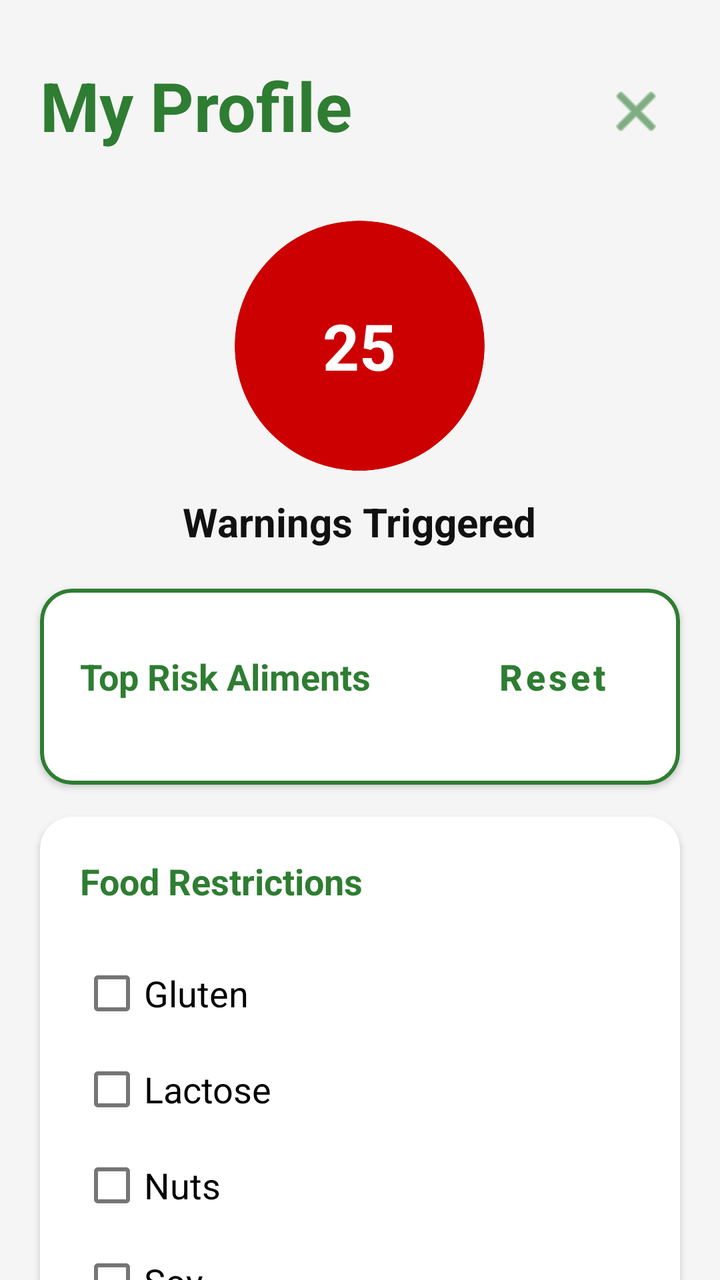
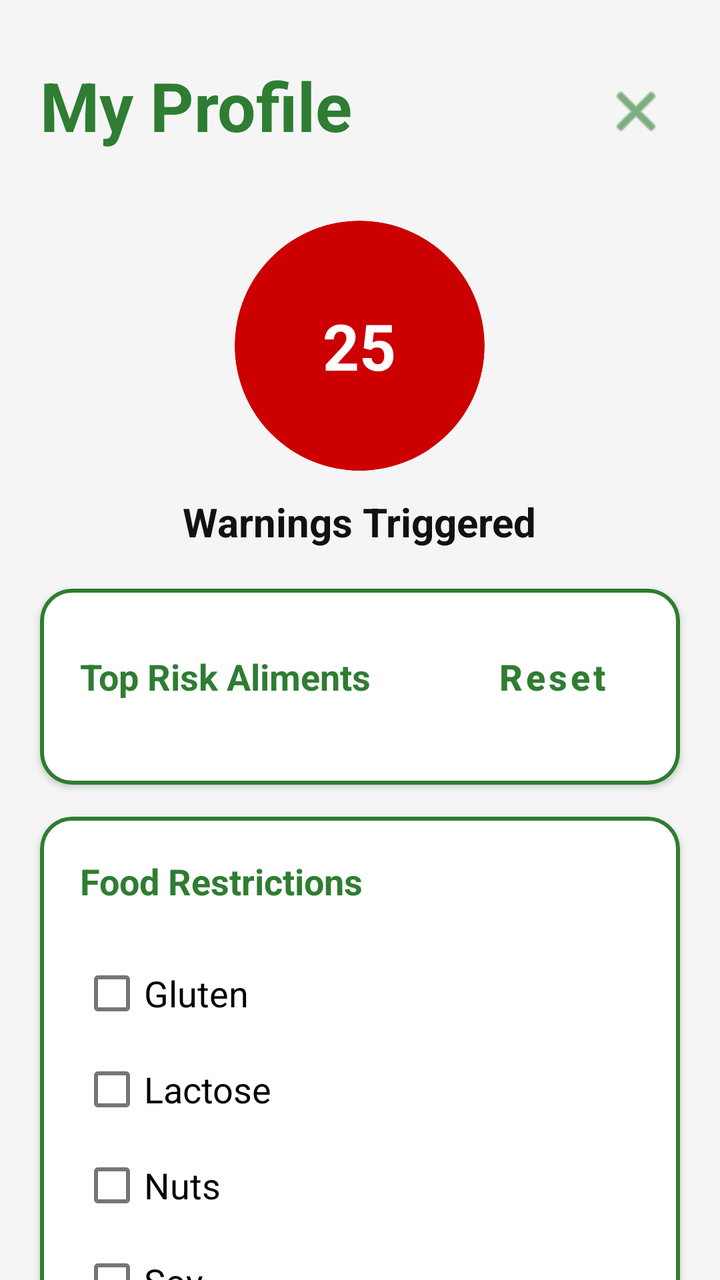

An Android layout rendered at two revisions. The XML below is the earlier revision; the diff shows what the commit changed to produce the second picture.
<!-- AndroidManifest.xml: application theme Theme.SafelystApp -->
<!-- res/layout/user_profile.xml -->
<androidx.coordinatorlayout.widget.CoordinatorLayout xmlns:android="http://schemas.android.com/apk/res/android"    xmlns:app="http://schemas.android.com/apk/res-auto"
    android:layout_width="match_parent"
    android:layout_height="match_parent"
    android:background="#F5F5F5">

    <androidx.core.widget.NestedScrollView
        android:layout_width="match_parent"
        android:layout_height="wrap_content">

        <LinearLayout
            android:layout_width="match_parent"
            android:layout_height="wrap_content"
            android:orientation="vertical">

            <RelativeLayout
                android:layout_width="match_parent"
                android:layout_height="wrap_content"
                android:paddingTop="30dp"
                android:paddingBottom="20dp"
                android:paddingHorizontal="20dp">

                <TextView
                    android:id="@+id/profileTitleTextView"
                    android:layout_width="wrap_content"
                    android:layout_height="wrap_content"
                    android:text="My Profile"
                    android:textColor="#2E7D32"
                    android:textStyle="bold"
                    android:textSize="34sp"/>

                <ImageButton
                    android:id="@+id/profileCloseButton"
                    android:layout_width="44dp"
                    android:layout_height="44dp"
                    android:layout_alignParentEnd="true"
                    android:paddingTop="7dp"
                    android:src="@android:drawable/ic_menu_close_clear_cancel"
                    android:background="?attr/selectableItemBackgroundBorderless"
                    app:tint="#2E7D32" />

            </RelativeLayout>


            <LinearLayout
                android:layout_width="match_parent"
                android:layout_height="wrap_content"
                android:gravity="center"
                android:orientation="vertical"
                android:paddingBottom="20dp"
                android:paddingTop="15dp">

                <androidx.cardview.widget.CardView
                    android:layout_width="125dp"
                    android:layout_height="125dp"
                    app:cardCornerRadius="62.5dp"
                    app:cardElevation="0dp"
                    android:backgroundTint="@android:color/holo_red_dark">

                    <TextView
                        android:id="@+id/warningCountTextView"
                        android:layout_width="match_parent"
                        android:layout_height="match_parent"
                        android:gravity="center"
                        android:text="25"
                        android:textColor="#FFFFFF"
                        android:textSize="32sp"
                        android:textStyle="bold" />
                </androidx.cardview.widget.CardView>

                <TextView
                    android:layout_width="wrap_content"
                    android:layout_height="wrap_content"
                    android:layout_marginTop="12dp"
                    android:text="Warnings Triggered"
                    android:textColor="#111111"
                    android:textSize="20sp"
                    android:textStyle="bold" />

            </LinearLayout>

            <com.google.android.material.card.MaterialCardView
                android:layout_width="match_parent"
                android:layout_height="wrap_content"
                android:layout_marginHorizontal="20dp"
                android:layout_marginBottom="16dp"
                app:cardCornerRadius="16dp"
                app:cardElevation="2dp"
                app:strokeColor="#2E7D32"
                app:strokeWidth="2dp"
                app:cardBackgroundColor="#FFFFFF">

                <LinearLayout
                    android:layout_width="match_parent"
                    android:layout_height="wrap_content"
                    android:orientation="vertical">

                    <LinearLayout
                        android:layout_width="match_parent"
                        android:layout_height="wrap_content"
                        android:gravity="center_vertical"
                        android:orientation="horizontal"
                        android:padding="20dp">

                        <TextView
                            android:layout_width="0dp"
                            android:layout_height="wrap_content"
                            android:layout_weight="1"
                            android:text="Top Risk Aliments"
                            android:textColor="#2E7D32"
                            android:textSize="18dp"
                            android:textStyle="bold"/>

                        <Button
                            android:id="@+id/resetWarningsButton"
                            android:layout_width="wrap_content"
                            android:layout_height="wrap_content"
                            android:text="Reset"
                            android:textAllCaps="false"
                            android:textStyle="bold"
                            android:textSize="18sp"
                            android:textColor="#2E7D32"
                            android:background="?attr/selectableItemBackgroundBorderless" />

                    </LinearLayout>

                    <LinearLayout
                        android:layout_width="match_parent"
                        android:layout_height="wrap_content"
                        android:orientation="vertical"
                        android:paddingHorizontal="20dp"
                        android:paddingBottom="10dp">

                        <androidx.recyclerview.widget.RecyclerView
                            android:id="@+id/recyclerViewItems"
                            android:layout_width="match_parent"
                            android:layout_height="wrap_content"
                            android:nestedScrollingEnabled="false" />

                    </LinearLayout>

                    <LinearLayout
                        android:id="@+id/emptyRiskProductLayout"
                        android:layout_width="match_parent"
                        android:layout_height="wrap_content"
                        android:gravity="center"
                        android:orientation="vertical"
                        android:visibility="gone">

                        <ImageView
                            android:layout_width="80dp"
                            android:layout_height="80dp"
                            android:layout_marginBottom="10dp"
                            android:src="@drawable/ic_info_no_risk_product"/>

                        <TextView
                            android:layout_width="wrap_content"
                            android:layout_height="wrap_content"
                            android:text="No risk products to be blamed!"
                            android:textAlignment="center"
                            android:textColor="#111111"
                            android:textSize="18sp"
                            android:paddingBottom="20dp"/>
                    </LinearLayout>

                </LinearLayout>
            </com.google.android.material.card.MaterialCardView>

            <androidx.cardview.widget.CardView
                android:layout_width="match_parent"
                android:layout_height="wrap_content"
                android:layout_marginHorizontal="20dp"
                android:layout_marginBottom="16dp"
                app:cardCornerRadius="16dp"
                app:cardElevation="2dp">

                <LinearLayout
                    android:layout_width="match_parent"
                    android:layout_height="wrap_content"
                    android:orientation="vertical">

                    <LinearLayout
                        android:layout_width="match_parent"
                        android:layout_height="wrap_content"
                        android:gravity="center_vertical"
                        android:padding="20dp">
                        
                        <TextView
                            android:layout_width="0dp"
                            android:layout_height="wrap_content"
                            android:layout_weight="1"
                            android:text="Food Restrictions"
                            android:textColor="#2E7D32"
                            android:textSize="18dp"
                            android:textStyle="bold"/>

                    </LinearLayout>

                    <LinearLayout
                        android:layout_width="match_parent"
                        android:layout_height="wrap_content"
                        android:orientation="vertical"
                        android:paddingHorizontal="20dp"
                        android:paddingBottom="20dp">

                        <CheckBox
                            android:id="@+id/glutenCheckbox"
                            android:layout_width="match_parent"
                            android:layout_height="wrap_content"
                            android:textSize="18sp"
                            android:text="Gluten" />

                        <CheckBox
                            android:id="@+id/lactoseCheckbox"
                            android:layout_width="match_parent"
                            android:layout_height="wrap_content"
                            android:textSize="18sp"
                            android:text="Lactose" />

                        <CheckBox
                            android:id="@+id/nutsCheckbox"
                            android:layout_width="match_parent"
                            android:layout_height="wrap_content"
                            android:textSize="18sp"
                            android:text="Nuts" />

                        <CheckBox
                            android:id="@+id/soyCheckbox"
                            android:layout_width="match_parent"
                            android:layout_height="wrap_content"
                            android:textSize="18sp"
                            android:text="Soy" />

                        <CheckBox
                            android:id="@+id/eggsCheckbox"
                            android:layout_width="match_parent"
                            android:layout_height="wrap_content"
                            android:textSize="18sp"
                            android:text="Eggs" />

                        <CheckBox
                            android:id="@+id/fishCheckbox"
                            android:layout_width="match_parent"
                            android:layout_height="wrap_content"
                            android:textSize="18sp"
                            android:text="Fish" />

                    </LinearLayout>
                </LinearLayout>
            </androidx.cardview.widget.CardView>


            <androidx.cardview.widget.CardView
                android:layout_width="match_parent"
                android:layout_height="wrap_content"
                android:layout_marginHorizontal="20dp"
                android:layout_marginBottom="16dp"
                app:cardCornerRadius="16dp"
                app:cardElevation="2dp">

                <LinearLayout
                    android:layout_width="match_parent"
                    android:layout_height="wrap_content"
                    android:orientation="vertical">

                    <LinearLayout
                        android:layout_width="match_parent"
                        android:layout_height="wrap_content"
                        android:gravity="center_vertical"
                        android:padding="20dp">

                        <TextView
                            android:layout_width="0dp"
                            android:layout_height="wrap_content"
                            android:layout_weight="1"
                            android:text="Medical Conditions"
                            android:textColor="#2E7D32"
                            android:textSize="18dp"
                            android:textStyle="bold"/>

                    </LinearLayout>

                    <LinearLayout
                        android:layout_width="match_parent"
                        android:layout_height="wrap_content"
                        android:orientation="vertical"
                        android:paddingHorizontal="20dp"
                        android:paddingBottom="20dp">

                        <CheckBox
                            android:id="@+id/diabetesCheckbox"
                            android:layout_width="match_parent"
                            android:layout_height="wrap_content"
                            android:textSize="18sp"
                            android:text="Diabetes" />

                        <CheckBox
                            android:id="@+id/hypertensionCheckbox"
                            android:layout_width="match_parent"
                            android:layout_height="wrap_content"
                            android:textSize="18sp"
                            android:text="Hypertension" />

                        <CheckBox
                            android:id="@+id/cholesterolCheckbox"
                            android:layout_width="match_parent"
                            android:layout_height="wrap_content"
                            android:textSize="18sp"
                            android:text="Cholesterol" />

                        <CheckBox
                            android:id="@+id/celiacCheckbox"
                            android:layout_width="match_parent"
                            android:layout_height="wrap_content"
                            android:textSize="18sp"
                            android:text="Celiac" />

                    </LinearLayout>
                </LinearLayout>
            </androidx.cardview.widget.CardView>


            <Button
                android:id="@+id/saveButton"
                android:layout_width="match_parent"
                android:layout_height="wrap_content"
                android:layout_marginHorizontal="20dp"
                android:text="Save"
                android:textSize="18sp"
                android:backgroundTint="#2E7D32"
                android:layout_marginBottom="15dp"/>
        </LinearLayout>
    </androidx.core.widget.NestedScrollView>
</androidx.coordinatorlayout.widget.CoordinatorLayout>
<!-- resources referenced by this layout -->
<resources>
  <!-- drawable ic_info_no_risk_product (drawable) -->
  <vector android:height="24dp" android:tint="#2E7D32"
      android:viewportHeight="24" android:viewportWidth="24"
      android:width="24dp" xmlns:android="http://schemas.android.com/apk/res/android">
      <path android:fillColor="@android:color/white" android:pathData="M12,2C6.48,2 2,6.48 2,12s4.48,10 10,10 10,-4.48 10,-10S17.52,2 12,2zM13,17h-2v-6h2v6zM13,9h-2L11,7h2v2z"/>
  </vector>
  <style name="Theme.SafelystApp" parent="Theme.MaterialComponents.DayNight.DarkActionBar">
          
          <item name="colorPrimary">@color/purple_500</item>
          <item name="colorPrimaryVariant">@color/purple_700</item>
          <item name="colorOnPrimary">@color/white</item>
          
          <item name="colorSecondary">@color/teal_200</item>
          <item name="colorSecondaryVariant">@color/teal_700</item>
          <item name="colorOnSecondary">@color/black</item>
          
          <item name="android:statusBarColor">?attr/colorPrimaryVariant</item>
          
      </style>
  <color name="purple_500">#FF6200EE</color>
  <color name="purple_700">#FF3700B3</color>
  <color name="white">#FFFFFFFF</color>
  <color name="teal_200">#FF03DAC5</color>
  <color name="teal_700">#FF018786</color>
  <color name="black">#FF000000</color>
</resources>

<!-- the commit's change to res/layout/user_profile.xml (unified diff, before → after) -->
@@ -165,13 +165,15 @@
                 </LinearLayout>
             </com.google.android.material.card.MaterialCardView>
 
-            <androidx.cardview.widget.CardView
+            <com.google.android.material.card.MaterialCardView
                 android:layout_width="match_parent"
                 android:layout_height="wrap_content"
                 android:layout_marginHorizontal="20dp"
                 android:layout_marginBottom="16dp"
                 app:cardCornerRadius="16dp"
-                app:cardElevation="2dp">
+                app:cardElevation="2dp"
+                app:strokeColor="#2E7D32"
+                app:strokeWidth="2dp">
 
                 <LinearLayout
                     android:layout_width="match_parent"
@@ -246,16 +248,18 @@
 
                     </LinearLayout>
                 </LinearLayout>
-            </androidx.cardview.widget.CardView>
-
-
-            <androidx.cardview.widget.CardView
+            </com.google.android.material.card.MaterialCardView>
+
+
+            <com.google.android.material.card.MaterialCardView
                 android:layout_width="match_parent"
                 android:layout_height="wrap_content"
                 android:layout_marginHorizontal="20dp"
                 android:layout_marginBottom="16dp"
                 app:cardCornerRadius="16dp"
-                app:cardElevation="2dp">
+                app:cardElevation="2dp"
+                app:strokeColor="#2E7D32"
+                app:strokeWidth="2dp">
 
                 <LinearLayout
                     android:layout_width="match_parent"
@@ -316,7 +320,7 @@
 
                     </LinearLayout>
                 </LinearLayout>
-            </androidx.cardview.widget.CardView>
+            </com.google.android.material.card.MaterialCardView>
 
 
             <Button
